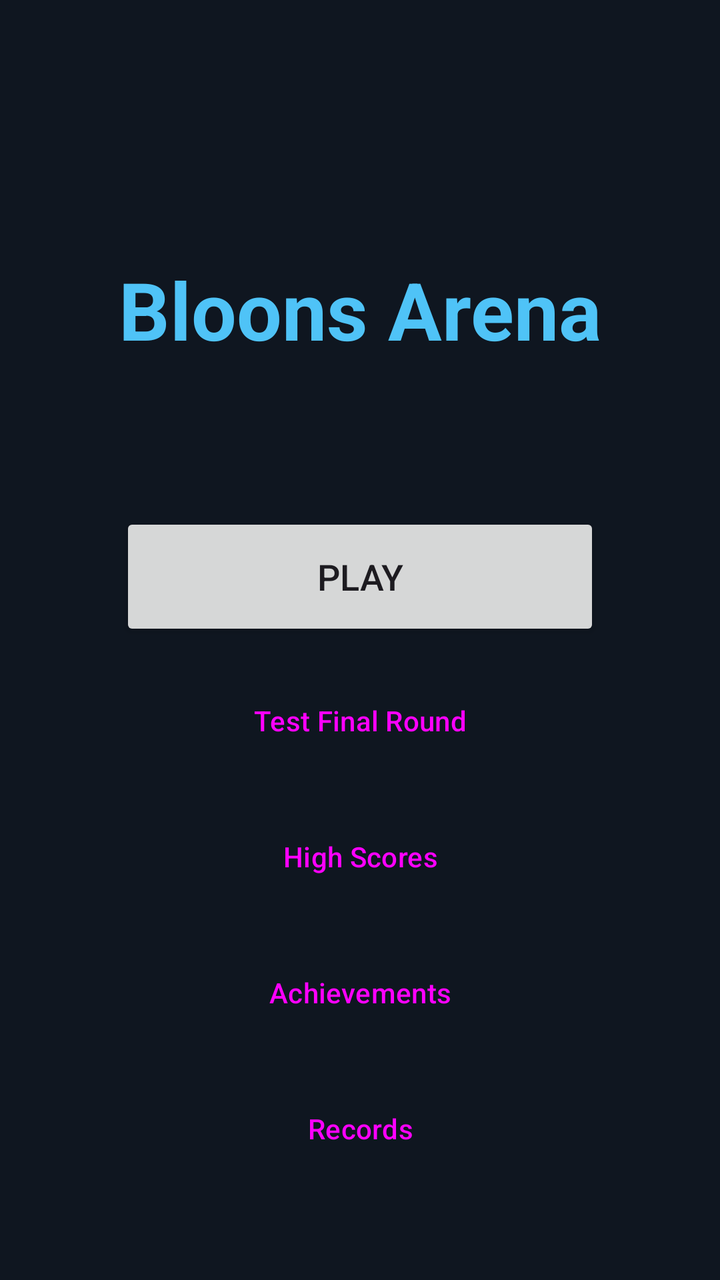
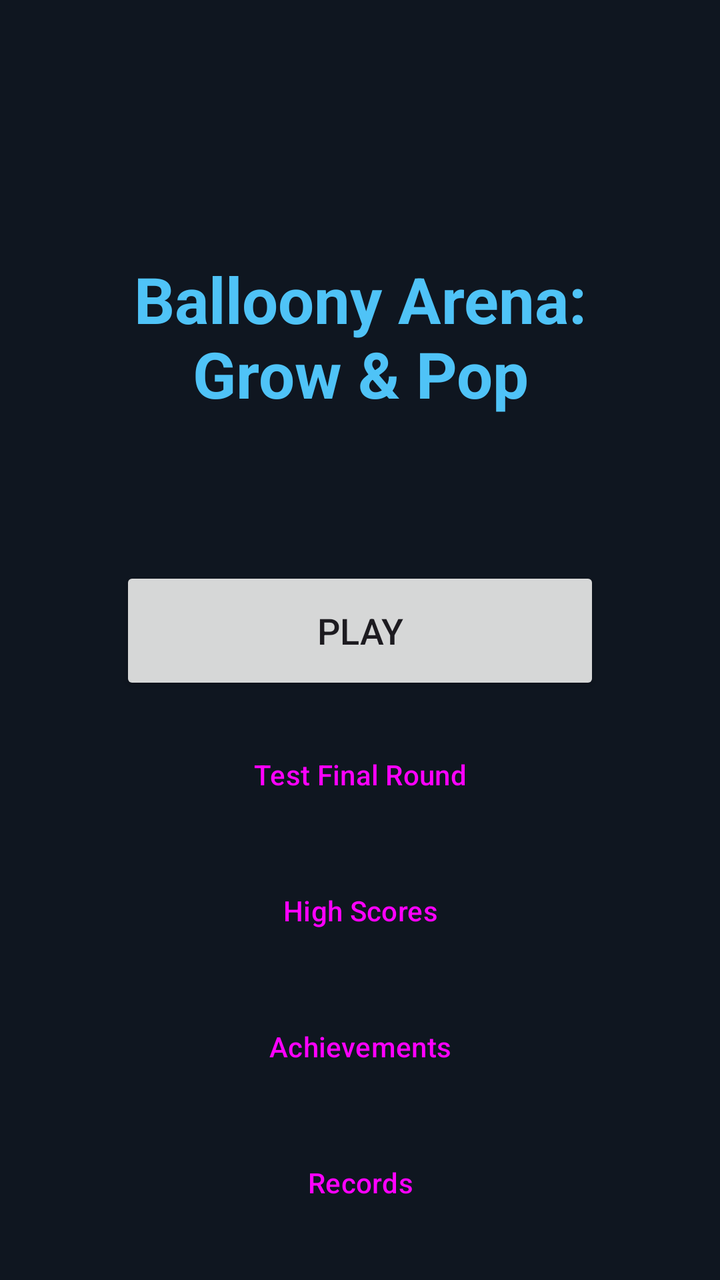

Before-and-after screenshots of an Android layout around one commit, followed by the original layout XML and the change that was made.
<!-- AndroidManifest.xml: activity theme Theme.Balls -->
<!-- res/layout/activity_main_menu.xml -->
<?xml version="1.0" encoding="utf-8"?>
<androidx.constraintlayout.widget.ConstraintLayout xmlns:android="http://schemas.android.com/apk/res/android"
    xmlns:app="http://schemas.android.com/apk/res-auto"
    android:layout_width="match_parent"
    android:layout_height="match_parent"
    android:background="@color/background_dark"
    android:padding="32dp">

    <TextView
        android:id="@+id/titleText"
        android:layout_width="wrap_content"
        android:layout_height="wrap_content"
        android:layout_marginTop="96dp"
        android:text="@string/app_name"
        android:textColor="@color/player_color"
        android:textSize="40sp"
        android:textStyle="bold"
        app:layout_constraintTop_toTopOf="parent"
        app:layout_constraintStart_toStartOf="parent"
        app:layout_constraintEnd_toEndOf="parent" />

    
    <TextView
        android:id="@+id/dailyChallengeText"
        android:layout_width="280dp"
        android:layout_height="wrap_content"
        android:layout_marginTop="24dp"
        android:gravity="center"
        android:textColor="@color/accent"
        android:textSize="14sp"
        app:layout_constraintTop_toBottomOf="@id/titleText"
        app:layout_constraintStart_toStartOf="parent"
        app:layout_constraintEnd_toEndOf="parent" />

    
    <Button
        android:id="@+id/playButton"
        android:layout_width="240dp"
        android:layout_height="64dp"
        android:layout_marginTop="32dp"
        android:text="@string/menu_play"
        android:textSize="18sp"
        app:layout_constraintEnd_toEndOf="parent"
        app:layout_constraintStart_toStartOf="parent"
        app:layout_constraintTop_toBottomOf="@id/dailyChallengeText" />

    <Button
        android:id="@+id/testFinaleButton"
        style="?attr/materialButtonOutlinedStyle"
        android:layout_width="240dp"
        android:layout_height="56dp"
        android:layout_marginTop="12dp"
        android:text="@string/menu_test_finale"
        app:layout_constraintEnd_toEndOf="parent"
        app:layout_constraintStart_toStartOf="parent"
        app:layout_constraintTop_toBottomOf="@id/playButton" />

    <Button
        android:id="@+id/highScoresButton"
        style="?attr/materialButtonOutlinedStyle"
        android:layout_width="240dp"
        android:layout_height="56dp"
        android:layout_marginTop="12dp"
        android:text="@string/menu_high_scores"
        app:layout_constraintEnd_toEndOf="parent"
        app:layout_constraintStart_toStartOf="parent"
        app:layout_constraintTop_toBottomOf="@id/testFinaleButton" />

    <Button
        android:id="@+id/achievementsButton"
        style="?attr/materialButtonOutlinedStyle"
        android:layout_width="240dp"
        android:layout_height="56dp"
        android:layout_marginTop="12dp"
        android:text="@string/menu_achievements"
        app:layout_constraintEnd_toEndOf="parent"
        app:layout_constraintStart_toStartOf="parent"
        app:layout_constraintTop_toBottomOf="@id/highScoresButton" />

    <Button
        android:id="@+id/recordsButton"
        style="?attr/materialButtonOutlinedStyle"
        android:layout_width="240dp"
        android:layout_height="56dp"
        android:layout_marginTop="12dp"
        android:text="@string/menu_records"
        app:layout_constraintEnd_toEndOf="parent"
        app:layout_constraintStart_toStartOf="parent"
        app:layout_constraintTop_toBottomOf="@id/achievementsButton" />

    <Button
        android:id="@+id/optionsButton"
        style="?attr/materialButtonOutlinedStyle"
        android:layout_width="240dp"
        android:layout_height="56dp"
        android:layout_marginTop="12dp"
        android:text="@string/menu_options"
        app:layout_constraintEnd_toEndOf="parent"
        app:layout_constraintStart_toStartOf="parent"
        app:layout_constraintTop_toBottomOf="@id/recordsButton" />

    <Button
        android:id="@+id/exitButton"
        style="?attr/materialButtonOutlinedStyle"
        android:layout_width="240dp"
        android:layout_height="56dp"
        android:layout_marginTop="16dp"
        android:text="@string/menu_exit"
        app:layout_constraintEnd_toEndOf="parent"
        app:layout_constraintStart_toStartOf="parent"
        app:layout_constraintTop_toBottomOf="@id/optionsButton" />

</androidx.constraintlayout.widget.ConstraintLayout>
<!-- resources referenced by this layout -->
<resources>
  <color name="accent">#FFC107</color>
  <color name="background_dark">#0F1620</color>
  <color name="player_color">#4FC3F7</color>
  <string name="app_name">Bloons Arena</string>
  <string name="menu_achievements">Achievements</string>
  <string name="menu_exit">Exit</string>
  <string name="menu_high_scores">High Scores</string>
  <string name="menu_options">Options</string>
  <string name="menu_play">Play</string>
  <string name="menu_records">Records</string>
  <string name="menu_test_finale">Test Final Round</string>
  <style name="Theme.Balls" parent="Theme.Material3.DayNight.NoActionBar">
          <item name="colorPrimary">@color/accent</item>
          <item name="android:statusBarColor">@color/background_dark</item>
          <item name="android:windowBackground">@color/background_dark</item>
      </style>
</resources>

<!-- the commit's change to res/layout/activity_main_menu.xml (unified diff, before → after) -->
@@ -11,10 +11,11 @@
         android:layout_width="wrap_content"
         android:layout_height="wrap_content"
         android:layout_marginTop="96dp"
-        android:text="@string/app_name"
+        android:text="@string/game_full_name"
         android:textColor="@color/player_color"
-        android:textSize="40sp"
+        android:textSize="32sp"
         android:textStyle="bold"
+        android:gravity="center"
         app:layout_constraintTop_toTopOf="parent"
         app:layout_constraintStart_toStartOf="parent"
         app:layout_constraintEnd_toEndOf="parent" />
<!-- resource entries referenced after the edit -->
@@ -3,7 +3,7 @@
   <color name="accent">#FFC107</color>
   <color name="background_dark">#0F1620</color>
   <color name="player_color">#4FC3F7</color>
-  <string name="app_name">Bloons Arena</string>
+  <string name="game_full_name">Balloony Arena: Grow &amp; Pop</string>
   <string name="menu_achievements">Achievements</string>
   <string name="menu_exit">Exit</string>
   <string name="menu_high_scores">High Scores</string>
